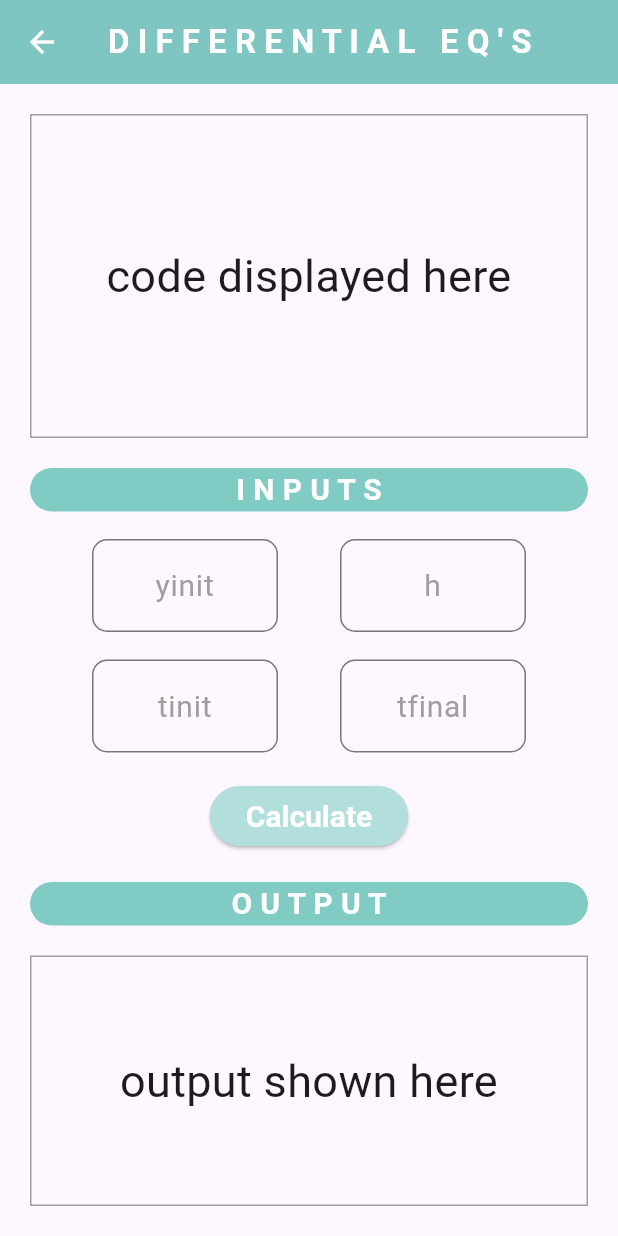
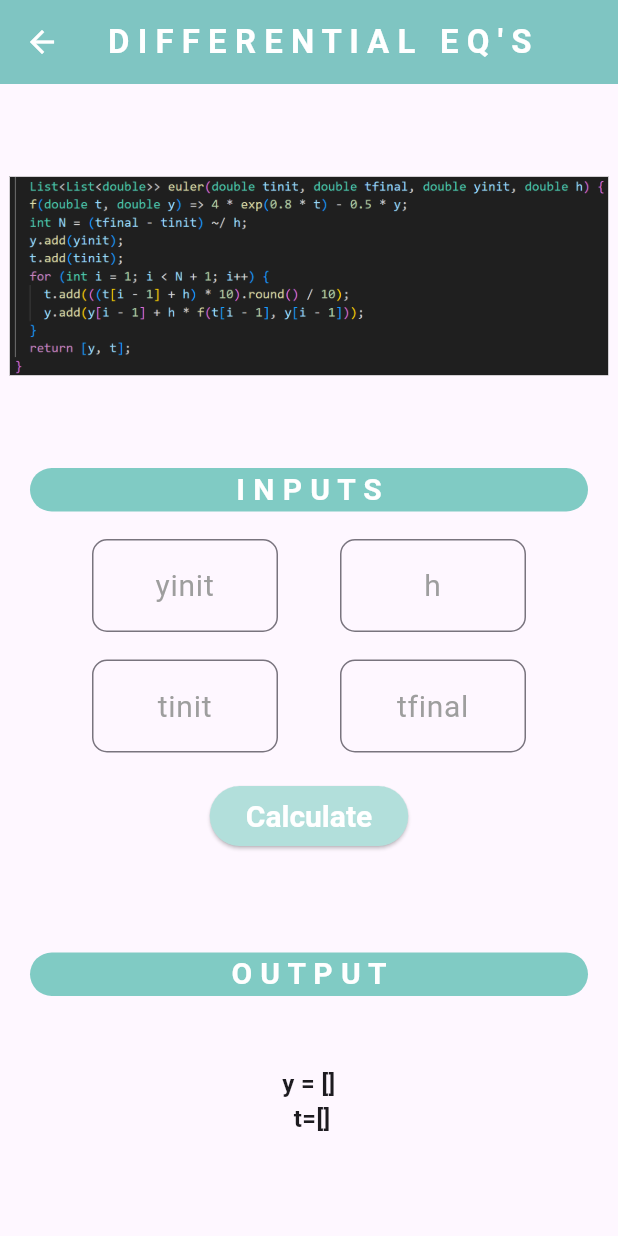
Before and after one commit to JawadZ02/MTH-App, a Flutter app: the DifferentialPage screen opened directly, after a tap on "Calculate", on a phone screen of 412 x 824 dp. Run offline on Flutter 3.47's test engine with Material 3 defaults, Android fonts, the phone set to English and light mode, and no system bars.

Commit message:
differential_functionality

```diff
--- a/lib/pages/differential.dart
+++ b/lib/pages/differential.dart
@@ -1,13 +1,33 @@
 import 'package:flutter/material.dart';
+import 'dart:math';
 
 // ignore: must_be_immutable
-class DifferentialPage extends StatelessWidget {
+class DifferentialPage extends StatefulWidget {
   DifferentialPage({super.key});
+
+  @override
+  State<DifferentialPage> createState() => _DifferentialPageState();
+}
+
+class _DifferentialPageState extends State<DifferentialPage> {
 
   String yinit = '';
   String h = '';
   String tinit = '';
   String tfinal = '';
+  List<List<double>> euler(double tinit, double tfinal, double yinit, double h) {
+  f(double t, double y) => 4 * exp(0.8 * t) - 0.5 * y;
+  int N = (tfinal - tinit) ~/ h;
+  y.add(yinit);
+  t.add(tinit);
+  for (int i = 1; i < N + 1; i++) {
+    t.add(((t[i - 1] + h) * 10).round() / 10);
+    y.add(y[i - 1] + h * f(t[i - 1], y[i - 1]));
+  }
+  return [y, t];
+}
+  List<double> y = [];
+  List<double> t = [];
 
   @override
   Widget build(BuildContext context) {
@@ -28,17 +48,15 @@ class DifferentialPage extends StatelessWidget {
         child: Column(
           children: [
             Expanded(
-              child: Container(
-                alignment: Alignment.center,
+              child: FittedBox(
+                child: Container(alignment: Alignment.center,
                 margin: const EdgeInsets.fromLTRB(20, 20, 20, 20),
                 decoration: BoxDecoration(
-                    border: Border.all(width: 1, color: Colors.grey)),
-                child: const Text(
-                  'code displayed here',
-                  textAlign: TextAlign.center,
-                  style: TextStyle(fontSize: 30),
+                border: Border.all(width: 1, color: Colors.grey)),
+              child: const Image(image: AssetImage('images/Euler_Code.png'),
                 ),
-              ),
+              ),),
+
             ),
             Expanded(
               child: Container(
@@ -173,8 +191,21 @@ class DifferentialPage extends StatelessWidget {
                     ),
                     ElevatedButton(
                         onPressed: () {
+                          setState(() {
+                          double tinitValue = double.parse(tinit);
+                          double tfinalValue = double.parse(tfinal);
+                          double yinitValue = double.parse(yinit);
+                          double hValue = double.parse(h);
+                          y = [];
+                          t = [];
+                          List<List<double>> result = euler(
+                          tinitValue, tfinalValue, yinitValue, hValue);
+                          y=result[0];
+                          t = result[1];
+                          });
+                          int ylength = y.length;
                           debugPrint(
-                              'h = $h, tinit = $tinit, tfinal = $tfinal, yinit = $yinit');
+                              'h = $h, tinit = $tinit, tfinal = $tfinal, yinit = $yinit, yone = ${y[1]}, ylength=$ylength');
                         },
                         child: const Text('Calculate')),
                   ],
@@ -187,7 +218,7 @@ class DifferentialPage extends StatelessWidget {
                 margin: const EdgeInsets.fromLTRB(20, 0, 20, 20),
                 //decoration: BoxDecoration(border: Border.all(width: 1)),
                 child: Column(
-                    mainAxisAlignment: MainAxisAlignment.spaceBetween,
+                    mainAxisAlignment: MainAxisAlignment.spaceEvenly,
                     children: [
                       Container(
                           margin: const EdgeInsets.only(top: 20),
@@ -201,20 +232,17 @@ class DifferentialPage extends StatelessWidget {
                                 fontSize: 20,
                                 fontWeight: FontWeight.bold,
                                 color: Colors.white),
-                          )),
-                      const SizedBox(height: 20),
-                      Expanded(
-                        child: Container(
-                            alignment: Alignment.center,
-                            decoration: BoxDecoration(
-                                border:
-                                    Border.all(width: 1.0, color: Colors.grey)),
-                            child: const Text(
-                              'output shown here',
-                              textAlign: TextAlign.center,
-                              style: TextStyle(fontSize: 30),
-                            )),
-                      )
+                          ),
+                          ),
+                      Text(
+                        'y = $y \n t=$t',
+                        textAlign: TextAlign.center,
+                        style: const TextStyle(
+                          fontSize: 16,
+                          fontWeight: FontWeight.bold,
+                        ),
+                      ),
+
                     ]),
               ),
             ),
--- a/pubspec.yaml
+++ b/pubspec.yaml
@@ -59,9 +59,8 @@ flutter:
   uses-material-design: true
 
   # To add assets to your application, add an assets section, like this:
-  # assets:
-  #   - images/a_dot_burr.jpeg
-  #   - images/a_dot_ham.jpeg
+  assets:
+    - images/Euler_Code.png
 
   # An image asset can refer to one or more resolution-specific "variants", see
   # https://flutter.dev/assets-and-images/#resolution-aware
```
Also changed, not shown: images/Euler_Code.png (added), pubspec.lock.
